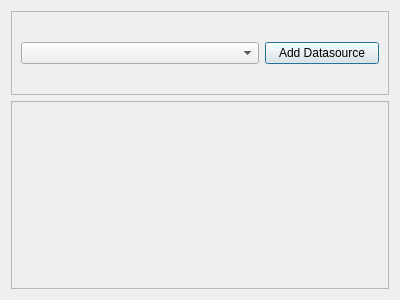
Qt form gui/CustomWidgets/DatabaseConversionWidgets/datasourceManagementWidget.ui (dsgoficial/DsgTools) before a commit.
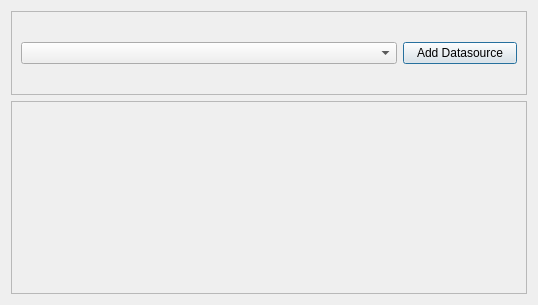
The same form after that commit.

```diff
--- a/gui/CustomWidgets/DatabaseConversionWidgets/datasourceManagementWidget.ui
+++ b/gui/CustomWidgets/DatabaseConversionWidgets/datasourceManagementWidget.ui
@@ -6,8 +6,8 @@
    <rect>
     <x>0</x>
     <y>0</y>
-    <width>400</width>
-    <height>300</height>
+    <width>538</width>
+    <height>305</height>
    </rect>
   </property>
   <property name="windowTitle">
@@ -30,7 +30,7 @@
        <rect>
         <x>0</x>
         <y>0</y>
-        <width>384</width>
+        <width>522</width>
         <height>80</height>
        </rect>
       </property>
@@ -57,8 +57,11 @@
    </item>
    <item row="1" column="0">
     <widget class="QScrollArea" name="scrollArea">
-     <property name="sizeAdjustPolicy">
-      <enum>QAbstractScrollArea::AdjustToContents</enum>
+     <property name="sizePolicy">
+      <sizepolicy hsizetype="MinimumExpanding" vsizetype="Expanding">
+       <horstretch>0</horstretch>
+       <verstretch>0</verstretch>
+      </sizepolicy>
      </property>
      <property name="widgetResizable">
       <bool>true</bool>
@@ -68,14 +71,27 @@
        <rect>
         <x>0</x>
         <y>0</y>
-        <width>384</width>
-        <height>194</height>
+        <width>522</width>
+        <height>199</height>
        </rect>
       </property>
       <layout class="QGridLayout" name="gridLayout_2">
        <item row="0" column="0">
         <layout class="QVBoxLayout" name="datasourceLayout"/>
        </item>
+       <item row="1" column="0">
+        <spacer name="verticalSpacer">
+         <property name="orientation">
+          <enum>Qt::Vertical</enum>
+         </property>
+         <property name="sizeHint" stdset="0">
+          <size>
+           <width>20</width>
+           <height>93</height>
+          </size>
+         </property>
+        </spacer>
+       </item>
       </layout>
      </widget>
     </widget>
```
